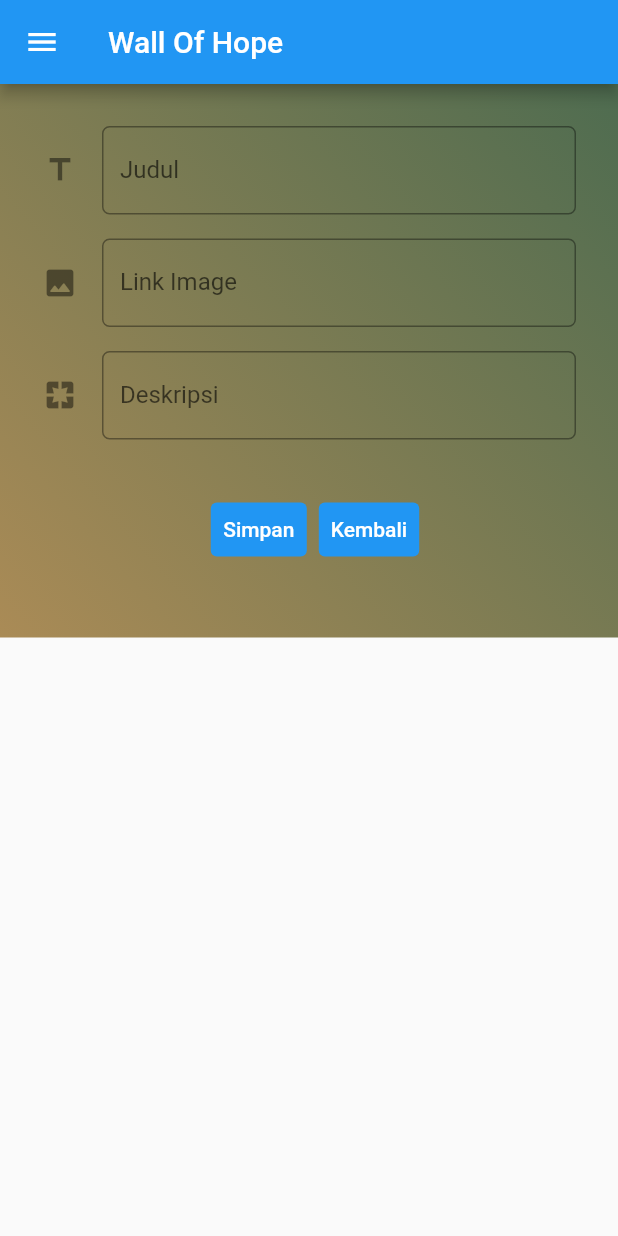
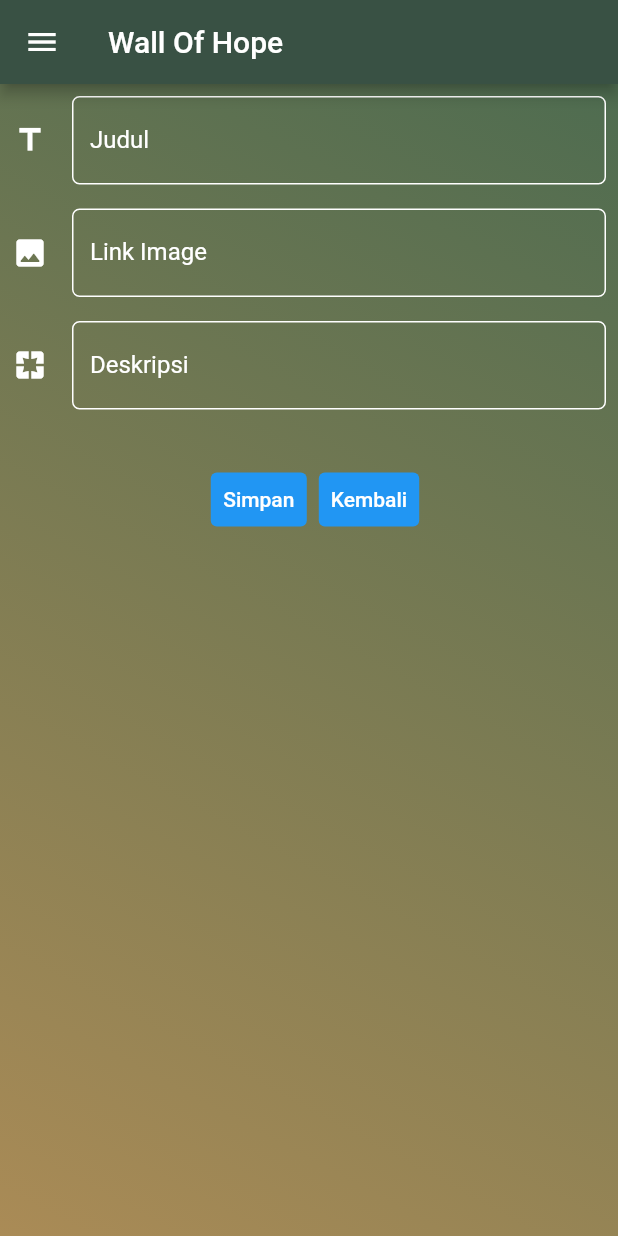
Before and after one commit to YosuaChrialMartono/C06-PAS-PBP, a Flutter app: the formWallofhopePage screen opened directly, on a phone screen of 412 x 824 dp. Run offline on Flutter 3.47's test engine with Material 2 defaults, Android fonts, the phone set to English and light mode, and no system bars; our stand-ins replace webview_flutter; missing offline and left inert: pbp_django_auth.

```diff
--- a/lib/page/Wallofhope/form_wallofhope.dart
+++ b/lib/page/Wallofhope/form_wallofhope.dart
@@ -1,8 +1,6 @@
-import 'package:c06_pas_pbp/model/Model_Wallofhope.dart';
 import 'package:c06_pas_pbp/page/wallofhope/wallofhope_menu.dart';
 import 'package:flutter/material.dart';
 import 'package:c06_pas_pbp/drawer.dart';
-import 'package:c06_pas_pbp/utils/Fetch_Wallofhope.dart';
 
 class formWallofhopePage extends StatefulWidget {
   const formWallofhopePage({super.key});
@@ -25,6 +23,7 @@ class _formWallofhopePage extends State<formWallofhopePage> {
     return Scaffold(
         appBar: AppBar(
           title: Text(widget.title),
+          backgroundColor: Color(0xff395144),
         ),
         drawer: const PTS_Drawer(),
         body: Container(
@@ -36,22 +35,29 @@ class _formWallofhopePage extends State<formWallofhopePage> {
             )),
             child: Form(
               key: _formKey,
-            child: SingleChildScrollView(
-              padding: const EdgeInsets.all(20.0),
               child: Column(children: [
                 Padding(
                   // Menggunakan padding sebesar 8 pixels
                   padding: const EdgeInsets.all(8.0),
                   child: TextFormField(
+                    style: const TextStyle(color: Colors.white),
                     decoration: InputDecoration(
                       hintText: "Judul",
+                      hintStyle: const TextStyle(color: Colors.white),
                       labelText: "Judul",
+                      labelStyle: const TextStyle(color: Colors.white),
                       // Menambahkan icon agar lebih intuitif
-                      icon: const Icon(Icons.title),
+                      icon: const Icon(
+                        Icons.title,
+                        color: Colors.white,
+                      ),
                       // Menambahkan circular border agar lebih rapi
-                      border: OutlineInputBorder(
+                      enabledBorder: OutlineInputBorder(
                           borderRadius: BorderRadius.circular(5.0),
-                      ),
+                          borderSide: const BorderSide(
+                            color: Colors.white,
+                          )),
+                      border: const OutlineInputBorder(),
                     ),
                     // Menambahkan behavior saat nama diketik
                     onChanged: (String? value) {
@@ -78,15 +84,24 @@ class _formWallofhopePage extends State<formWallofhopePage> {
                   // Menggunakan padding sebesar 8 pixels
                   padding: const EdgeInsets.all(8.0),
                   child: TextFormField(
+                    style: const TextStyle(color: Colors.white),
                     decoration: InputDecoration(
                       hintText: "Link Image",
+                      hintStyle: const TextStyle(color: Colors.white),
                       labelText: "Link Image",
+                      labelStyle: const TextStyle(color: Colors.white),
                       // Menambahkan icon agar lebih intuitif
-                      icon: const Icon(Icons.image_rounded),
+                      icon: const Icon(
+                        Icons.image_rounded,
+                        color: Colors.white,
+                      ),
                       // Menambahkan circular border agar lebih rapi
-                      border: OutlineInputBorder(
+                      enabledBorder: OutlineInputBorder(
                           borderRadius: BorderRadius.circular(5.0),
-                      ),
+                          borderSide: const BorderSide(
+                            color: Colors.white,
+                          )),
+                      border: const OutlineInputBorder(),
                     ),
                     // Menambahkan behavior saat nama diketik
                     onChanged: (String? value) {
@@ -113,15 +128,24 @@ class _formWallofhopePage extends State<formWallofhopePage> {
                   // Menggunakan padding sebesar 8 pixels
                   padding: const EdgeInsets.all(8.0),
                   child: TextFormField(
+                    style: const TextStyle(color: Colors.white),
                     decoration: InputDecoration(
                       hintText: "Deskripsi",
+                      hintStyle: const TextStyle(color: Colors.white),
                       labelText: "Deskripsi",
+                      labelStyle: const TextStyle(color: Colors.white),
                       // Menambahkan icon agar lebih intuitif
-                      icon: const Icon(Icons.pages),
+                      icon: const Icon(
+                        Icons.pages,
+                        color: Colors.white,
+                      ),
                       // Menambahkan circular border agar lebih rapi
-                      border: OutlineInputBorder(
+                      enabledBorder: OutlineInputBorder(
                           borderRadius: BorderRadius.circular(5.0),
-                      ),
+                          borderSide: const BorderSide(
+                            color: Colors.white,
+                          )),
+                      border: const OutlineInputBorder(),
                     ),
                     // Menambahkan behavior saat nama diketik
                     onChanged: (String? value) {
@@ -256,9 +280,6 @@ class _formWallofhopePage extends State<formWallofhopePage> {
                       ],
                     )),
               ]),
-            )
-            )
-          )
-        );
+            )));
   }
 }
--- a/lib/page/Wallofhope/wallofhope_link.dart
+++ b/lib/page/Wallofhope/wallofhope_link.dart
@@ -20,6 +20,7 @@ class _wallofhopeLinkPage extends State<wallofhopeLinkPage> {
     return Scaffold(
       appBar: AppBar(
         title: const Text('Petunjuk Pembuatan Wall of Hope'),
+        backgroundColor: Color(0xff395144),
       ),
       drawer: const PTS_Drawer(),
       body: Column(
--- a/lib/page/Wallofhope/wallofhope_menu.dart
+++ b/lib/page/Wallofhope/wallofhope_menu.dart
@@ -21,6 +21,7 @@ class _wallofhopeMenuPage extends State<wallofhopeMenuPage> {
     return Scaffold(
         appBar: AppBar(
           title: Text(widget.title),
+          backgroundColor: Color(0xff395144),
         ),
         drawer: const PTS_Drawer(),
         body: Container(
--- a/lib/page/Wallofhope/wallofhope_petunjuk.dart
+++ b/lib/page/Wallofhope/wallofhope_petunjuk.dart
@@ -19,6 +19,7 @@ class _wallofhopePetunjukPage extends State<wallofhopePetunjukPage> {
     return Scaffold(
       appBar: AppBar(
         title: const Text('Petunjuk Pembuatan Wall of Hope'),
+        backgroundColor: Color(0xff395144),
       ),
       drawer: const PTS_Drawer(),
       body: Container(
--- a/lib/utils/Fetch_Wallofhope.dart
+++ b/lib/utils/Fetch_Wallofhope.dart
@@ -3,7 +3,7 @@ import 'package:http/http.dart' as http;
 import 'dart:convert';
 
 
-Future<List<Wallofhope>> fetchwallofhope() async {
+Future<List<Wallofhope>> fetchwallofhope(request) async {
     var url = Uri.parse('https://pts-c06-pbp.up.railway.app/wallofhope/json/');
     var response = await http.get(
     url,
```
Also changed, not shown: lib/page/Wallofhope/wallofhope.dart (+39 -26 lines). Lines whose indentation alone changed are shown as unchanged.
